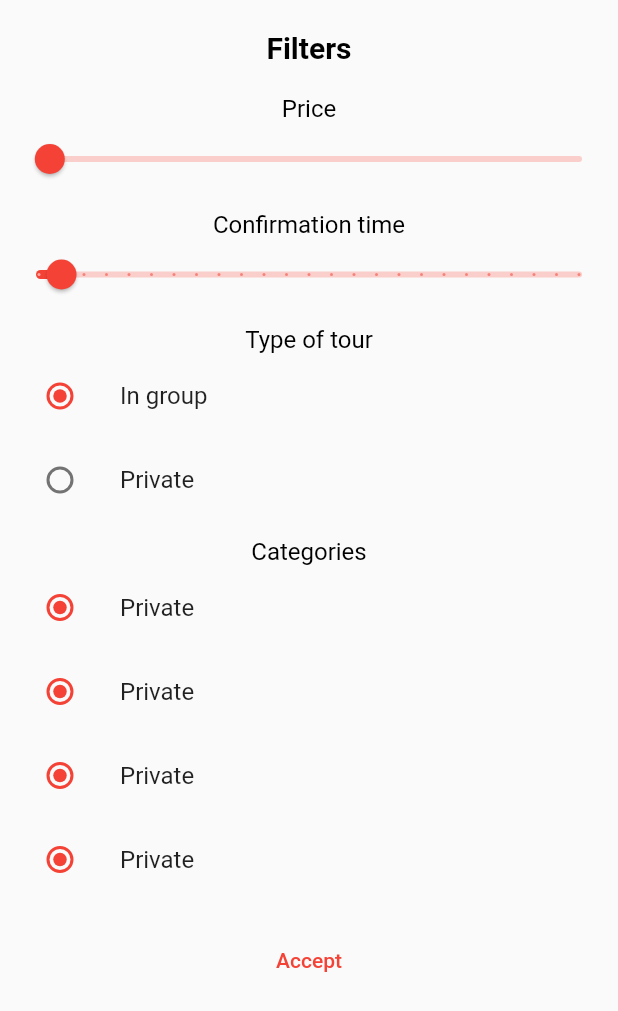
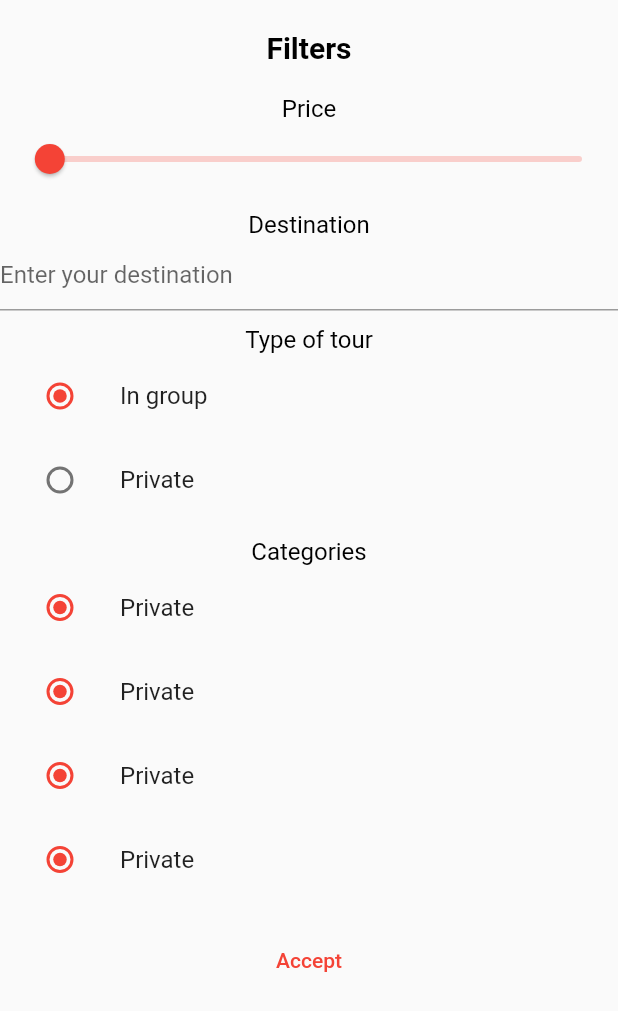
Before and after one commit to WX82-06-Arquitectura-de-Swe-Emergentes/mobile, a Flutter app: the TripScreen screen opened by its route, after a tap on "Filtrar", on a phone screen of 412 x 824 dp. Shown: the top 1011 px of the screen. Run offline on Flutter 3.47's test engine with Material 2 defaults, Android fonts, the phone set to English and light mode, and no system bars; missing offline and left inert: dart:ffi.

Commit message:
Fix: "Update filter screen"

```diff
--- a/lib/main.dart
+++ b/lib/main.dart
@@ -3,7 +3,6 @@ import 'package:frontend/providers/auth_provider.dart';
 import 'package:frontend/providers/trip_provider.dart';
 import 'package:frontend/screens/home_screen.dart';
 import 'package:frontend/screens/login_screen.dart';
-import 'package:frontend/screens/trips/filter_screen.dart';
 import 'package:frontend/screens/trips/trip_screen.dart';
 import 'package:provider/provider.dart';
 
@@ -24,7 +23,7 @@ Map<String, WidgetBuilder> _getRoutes() {
     '/': (context) => const MyHomePage(),
     '/signin': (context) => const LoginScreen(),
     '/trip': (context) => const TripScreen(),
-    '/filter': (context) => const FilterScreen(),
+    //'/filter': (context) => const FilterScreen(),
   };
 }
 class MyApp extends StatelessWidget {
@@ -34,6 +33,7 @@ class MyApp extends StatelessWidget {
   @override
   Widget build(BuildContext context) {
     return MaterialApp(
+      debugShowCheckedModeBanner: false,
       title: 'Flutter Demo',
       theme: ThemeData(primarySwatch: Colors.red),
       initialRoute: '/signin',
--- a/lib/screens/trips/filter_screen.dart
+++ b/lib/screens/trips/filter_screen.dart
@@ -1,7 +1,8 @@
 import 'package:flutter/material.dart';
 
 class FilterScreen extends StatefulWidget {
-  const FilterScreen({Key? key}) : super(key: key);
+  const FilterScreen({Key? key , required this.token}): super(key: key);
+  final String? token;
 
   @override
   _FilterScreenState createState() => _FilterScreenState();
@@ -47,20 +48,14 @@ class _FilterScreenState extends State<FilterScreen> {
             ),
             const SizedBox(height: 10),
             const Text(
-              'Confirmation time',
+              'Destination',
               textAlign: TextAlign.left,
               style: TextStyle(fontSize: 16, color: Colors.black),
             ),
-            Slider(
-              value: _currentSliderValue1,
-              max: 24,
-              divisions: 24,
-              label: _currentSliderValue1.round().toString(),
-              onChanged: (double value) {
-                setState(() {
-                  _currentSliderValue1 = value;
-                });
-              },
+            TextFormField(
+              decoration: const InputDecoration(
+                  hintText: 'Enter your destination',
+              ),
             ),
             const SizedBox(height: 10),
             const Text(
--- a/lib/screens/trips/trip_screen.dart
+++ b/lib/screens/trips/trip_screen.dart
@@ -31,7 +31,7 @@ class _TripScreenState extends State<TripScreen> {
             onPressed: () {
               Navigator.push(
                 context,
-                MaterialPageRoute(builder: (context) => const FilterScreen()),
+                MaterialPageRoute(builder: (context) => FilterScreen(token: token)),
               );
             },
           ),
```
Also changed, not shown: 1 other file.
